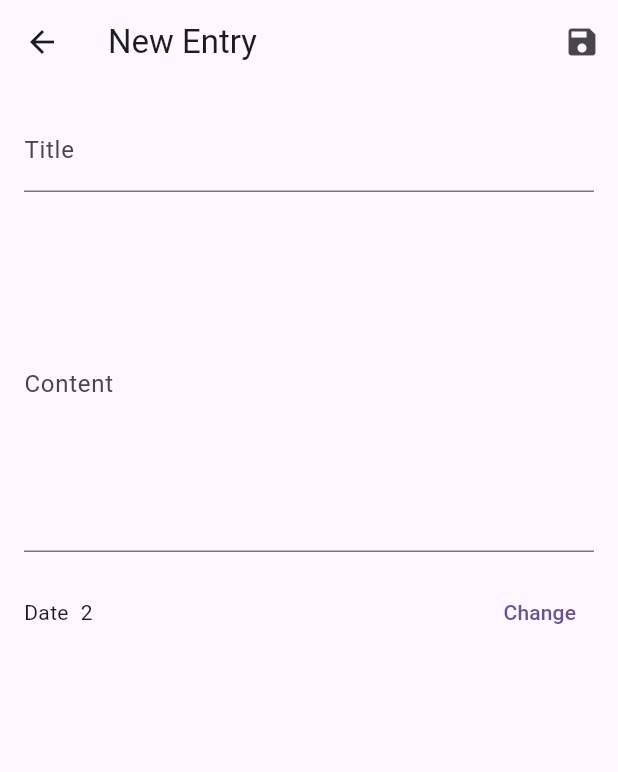
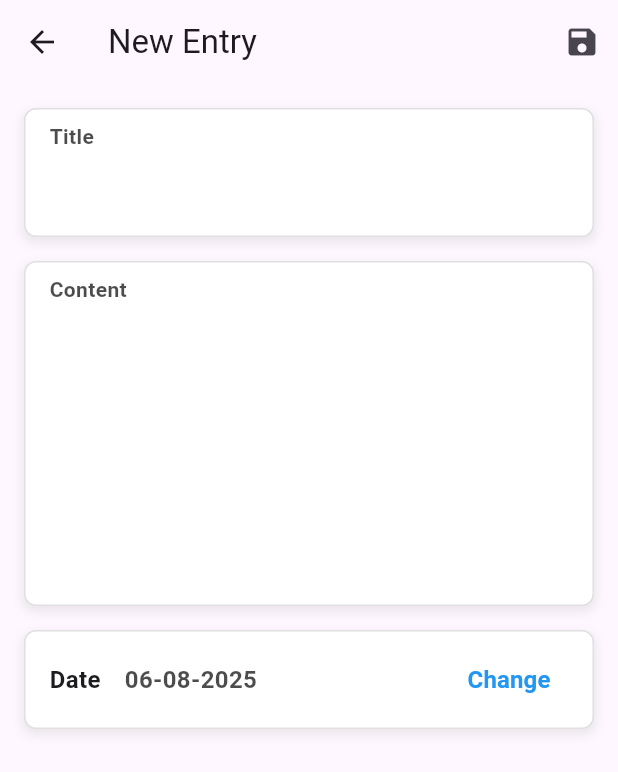
Before and after one commit to Ydra17/flutter_daily_journal, a Flutter app: the JournalFormPage screen opened directly, on a phone screen of 412 x 824 dp. Shown: the top 772 px of the screen. Run offline on Flutter 3.47's test engine with Material 3 defaults, Android fonts, the phone set to English and light mode, and no system bars; our stand-ins replace flutter_riverpod, hive, hive_flutter, table_calendar; accounts and stored records are empty.

Commit message:
feat: enhance JournalFormPage with CustomTextField2 and improved date selection UI

```diff
--- a/lib/features/journal/presentation/pages/journal_form_page.dart
+++ b/lib/features/journal/presentation/pages/journal_form_page.dart
@@ -1,5 +1,7 @@
 import 'package:flutter/material.dart';
+import 'package:flutter_daily_journal/shared/widgets/forms.dart';
 import 'package:flutter_riverpod/flutter_riverpod.dart';
+import 'package:intl/intl.dart';
 import 'package:uuid/uuid.dart';
 
 import '../../domain/entities/journal_entity.dart';
@@ -22,6 +24,7 @@ class _JournalFormPageState extends ConsumerState<JournalFormPage> {
   late TextEditingController _contentController;
   bool _isFavorite = false;
 
+  @override
   void initState() {
     super.initState();
     _date = widget.existing?.date ?? DateTime.now();
@@ -66,26 +69,59 @@ class _JournalFormPageState extends ConsumerState<JournalFormPage> {
           key: _formKey,
           child: ListView(
             children: [
-              TextFormField(
-                controller: _titleController,
-                decoration: const InputDecoration(labelText: 'Title'),
-                validator: (value) => value == null || value.isEmpty ? 'Title Required' : null,
+              CustomTextField2(controller: _titleController, label: 'Title'),
+              const SizedBox(height: 16),
+              CustomTextField2(controller: _contentController, label: 'Content', maxLines: 8),
+              // TextFormField(
+              //   controller: _titleController,
+              //   decoration: const InputDecoration(labelText: 'Title'),
+              //   validator: (value) => value == null || value.isEmpty ? 'Title Required' : null,
+              // ),
+              // const SizedBox(height: 16),
+              // TextFormField(
+              //   controller: _contentController,
+
+              //   decoration: const InputDecoration(labelText: 'Content'),
+              //   maxLines: 8,
+              //   validator: (value) => value == null || value.isEmpty ? 'Content Required' : null,
+              // ),
+              const SizedBox(height: 16),
+              Container(
+                padding: const EdgeInsets.symmetric(horizontal: 16, vertical: 8),
+                decoration: BoxDecoration(
+                  color: Colors.white,
+                  borderRadius: BorderRadius.circular(8),
+                  border: Border.all(color: Colors.grey.shade300, width: 1),
+                  boxShadow: [
+                    BoxShadow(
+                      color: const Color.fromARGB(
+                        51,
+                        158,
+                        158,
+                        158,
+                      ), // Colors.grey.withOpacity(0.2)
+                      spreadRadius: 1,
+                      blurRadius: 5,
+                      offset: const Offset(0, 3), // changes position of shadow
                     ),
-              const SizedBox(height: 16),
-              TextFormField(
-                controller: _contentController,
-
-                decoration: const InputDecoration(labelText: 'Content'),
-                maxLines: 8,
-                validator: (value) => value == null || value.isEmpty ? 'Content Required' : null,
+                  ],
                 ),
-              const SizedBox(height: 16),
-              Row(
+                child: Row(
                   children: [
-                  const Text('Date'),
-                  const SizedBox(width: 8),
-                  Text('${_date.toLocal()}'.split('')[0]),
+                    // Label "Date"
+                    const Text('Date', style: TextStyle(fontWeight: FontWeight.bold, fontSize: 16)),
+                    const SizedBox(width: 16), // Tambahkan jarak antar elemen
+                    // Tanggal dalam format DD-MM-YYYY
+                    Text(
+                      DateFormat('dd-MM-yyyy').format(_date), // Format menggunakan intl package
+                      style: TextStyle(
+                        fontSize: 16,
+                        fontWeight: FontWeight.w600,
+                        color: Colors.black.withOpacity(0.7), // Sedikit opacity untuk warna teks
+                      ),
+                    ),
                     const Spacer(),
+                    // Tombol untuk memilih tanggal
                     TextButton(
                       onPressed: () async {
                         final picked = await showDatePicker(
@@ -100,9 +136,17 @@ class _JournalFormPageState extends ConsumerState<JournalFormPage> {
                           });
                         }
                       },
-                    child: const Text('Change'),
+                      child: const Text(
+                        'Change',
+                        style: TextStyle(
+                          fontSize: 16,
+                          fontWeight: FontWeight.w600,
+                          color: Colors.blue, // Warna tombol untuk aksen
+                        ),
+                      ),
                     ),
                   ],
+                ),
               ),
             ],
           ),
```
Lines whose indentation alone changed are shown as unchanged.
